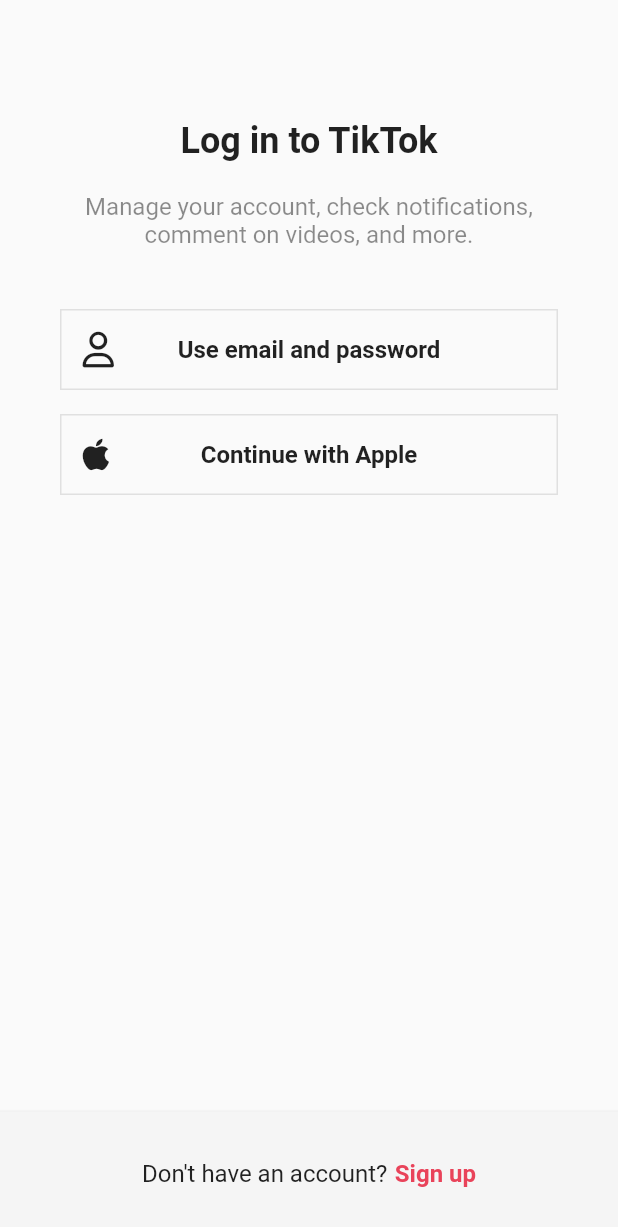
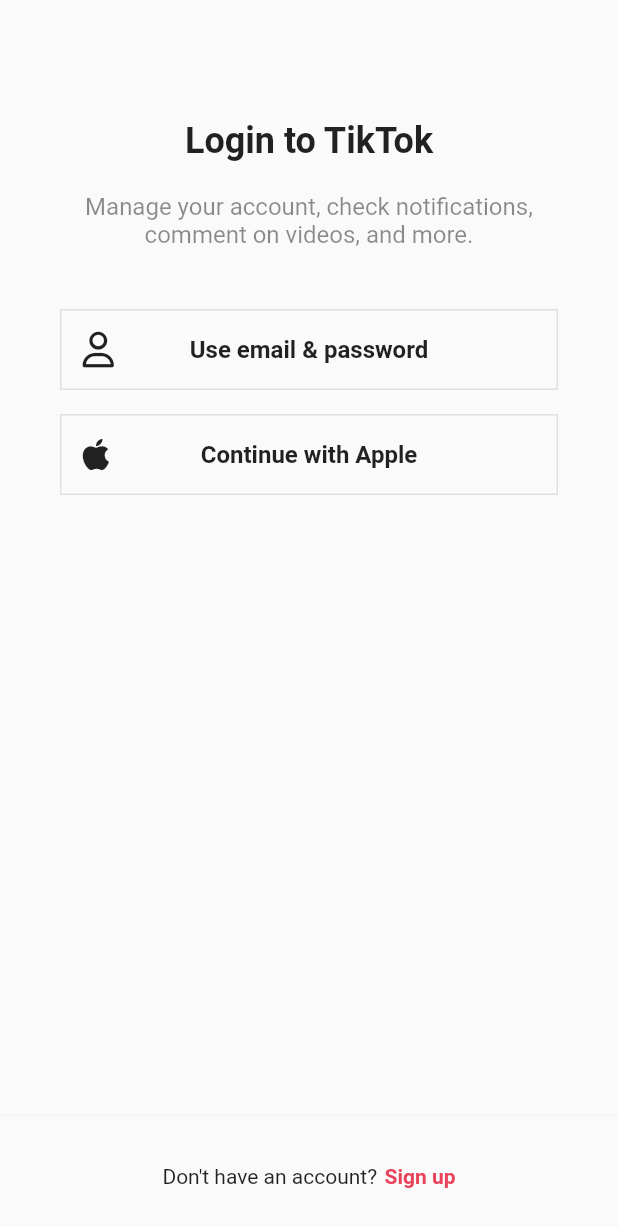
Before and after one commit to cheo419/tiktok, a Flutter app: the screen it shows after launch, after a tap on "Log in", on a phone screen of 412 x 824 dp. Shown: the top 1227 px of the screen. Run offline on Flutter 3.47's test engine with Material 2 defaults, Android fonts, the phone set to English and light mode, and no system bars; our stand-ins replace font_awesome_flutter.

```diff
--- a/lib/features/authentication/login_screen.dart
+++ b/lib/features/authentication/login_screen.dart
@@ -7,7 +7,7 @@ import 'package:tiktok/features/authentication/widgets/auth_button.dart';
 class LoginScreen extends StatelessWidget {
   const LoginScreen({super.key});
 
-  void onSignUpTap(BuildContext context) {
+  void _onSignUpTap(BuildContext context) {
     Navigator.of(context).pop();
   }
 
@@ -20,18 +20,18 @@ class LoginScreen extends StatelessWidget {
             horizontal: Sizes.size40,
           ),
           child: Column(
-            children: const [
+            children: [
               Gaps.v80,
-              Text(
-                "Log in to TikTok",
+              const Text(
+                'Login to TikTok',
                 style: TextStyle(
                   fontSize: Sizes.size24,
                   fontWeight: FontWeight.w700,
                 ),
               ),
               Gaps.v20,
-              Text(
-                "Manage your account, check notifications, comment on videos, and more.",
+              const Text(
+                'Manage your account, check notifications, comment on videos, and more.',
                 style: TextStyle(
                   fontSize: Sizes.size16,
                   color: Colors.black45,
@@ -40,19 +40,22 @@ class LoginScreen extends StatelessWidget {
               ),
               Gaps.v40,
               AuthButton(
-                icon: FaIcon(FontAwesomeIcons.user),
-                text: "Use email and password",
+                icon: const FaIcon(FontAwesomeIcons.user),
+                text: "Use email & password",
+                onTapMovePage: (context) {},
               ),
               Gaps.v16,
               AuthButton(
-                  icon: FaIcon(FontAwesomeIcons.apple),
-                  text: "Continue with Apple"),
+                icon: const FaIcon(FontAwesomeIcons.apple),
+                text: "Continue with Apple",
+                onTapMovePage: (context) {},
+              ),
             ],
           ),
         ),
       ),
       bottomNavigationBar: BottomAppBar(
-        color: Colors.grey.shade100,
+        color: Colors.grey.shade50,
         elevation: 2,
         child: Padding(
           padding: const EdgeInsets.symmetric(
@@ -61,19 +64,13 @@ class LoginScreen extends StatelessWidget {
           child: Row(
             mainAxisAlignment: MainAxisAlignment.center,
             children: [
-              const Text(
-                "Don't have an account?",
-                style: TextStyle(
-                  fontSize: Sizes.size16,
-                ),
-              ),
+              const Text("Don't have an account?"),
               Gaps.h5,
               GestureDetector(
-                onTap: () => onSignUpTap(context),
+                onTap: () => _onSignUpTap(context),
                 child: Text(
-                  "Sign up",
+                  'Sign up',
                   style: TextStyle(
-                    fontSize: Sizes.size16,
                     fontWeight: FontWeight.w600,
                     color: Theme.of(context).primaryColor,
                   ),
--- a/lib/features/authentication/sign_up_screen.dart
+++ b/lib/features/authentication/sign_up_screen.dart
@@ -2,16 +2,25 @@ import 'package:flutter/material.dart';
 import 'package:font_awesome_flutter/font_awesome_flutter.dart';
 import 'package:tiktok/constants/gaps.dart';
 import 'package:tiktok/constants/sizes.dart';
+import 'package:tiktok/features/authentication/email_screen.dart';
 import 'package:tiktok/features/authentication/login_screen.dart';
 import 'package:tiktok/features/authentication/widgets/auth_button.dart';
 
 class SignUpScreen extends StatelessWidget {
   const SignUpScreen({super.key});
 
-  void onLoginTap(BuildContext context) {
+  void _onLoginTap(BuildContext context) {
     Navigator.of(context).push(
       MaterialPageRoute(
         builder: (context) => const LoginScreen(),
+      ),
+    );
+  }
+
+  void _onEmailTap(BuildContext context) {
+    Navigator.of(context).push(
+      MaterialPageRoute(
+        builder: (context) => const EmailScreen(),
       ),
     );
   }
@@ -25,19 +34,18 @@ class SignUpScreen extends StatelessWidget {
             horizontal: Sizes.size40,
           ),
           child: Column(
-            mainAxisSize: MainAxisSize.min,
-            children: const [
+            children: [
               Gaps.v80,
-              Text(
-                "Sign up for TikTok",
+              const Text(
+                'Sign up for TikTok',
                 style: TextStyle(
                   fontSize: Sizes.size24,
                   fontWeight: FontWeight.w700,
                 ),
               ),
               Gaps.v20,
-              Text(
-                "Create a profile, follow other accounts, make your own videos, and more.",
+              const Text(
+                'Create a profile, follow other accounts, make your own videos, and more.',
                 style: TextStyle(
                   fontSize: Sizes.size16,
                   color: Colors.black45,
@@ -46,19 +54,22 @@ class SignUpScreen extends StatelessWidget {
               ),
               Gaps.v40,
               AuthButton(
-                icon: FaIcon(FontAwesomeIcons.user),
-                text: "Use email and password",
+                icon: const FaIcon(FontAwesomeIcons.user),
+                text: "Use email & password",
+                onTapMovePage: _onEmailTap,
               ),
               Gaps.v16,
               AuthButton(
-                  icon: FaIcon(FontAwesomeIcons.apple),
-                  text: "Continue with Apple"),
+                icon: const FaIcon(FontAwesomeIcons.apple),
+                text: "Continue with Apple",
+                onTapMovePage: (context) {},
+              ),
             ],
           ),
         ),
       ),
       bottomNavigationBar: BottomAppBar(
-        color: Colors.grey.shade100,
+        color: Colors.grey.shade50,
         elevation: 2,
         child: Padding(
           padding: const EdgeInsets.symmetric(
@@ -67,19 +78,13 @@ class SignUpScreen extends StatelessWidget {
           child: Row(
             mainAxisAlignment: MainAxisAlignment.center,
             children: [
-              const Text(
-                'Already have an account?',
-                style: TextStyle(
-                  fontSize: Sizes.size16,
-                ),
-              ),
+              const Text('Already have an account?'),
               Gaps.h5,
               GestureDetector(
-                onTap: () => onLoginTap(context),
+                onTap: () => _onLoginTap(context),
                 child: Text(
                   'Log in',
                   style: TextStyle(
-                    fontSize: Sizes.size16,
                     fontWeight: FontWeight.w600,
                     color: Theme.of(context).primaryColor,
                   ),
--- a/lib/features/authentication/widgets/auth_button.dart
+++ b/lib/features/authentication/widgets/auth_button.dart
@@ -5,19 +5,25 @@ import 'package:tiktok/constants/sizes.dart';
 class AuthButton extends StatelessWidget {
   final String text;
   final FaIcon icon;
+  final Function onTapMovePage;
 
   const AuthButton({
     super.key,
     required this.text,
     required this.icon,
+    required this.onTapMovePage,
   });
 
   @override
   Widget build(BuildContext context) {
-    return FractionallySizedBox(
+    return GestureDetector(
+      onTap: () => onTapMovePage(context),
+      child: FractionallySizedBox(
         widthFactor: 1,
         child: Container(
-        padding: const EdgeInsets.all(Sizes.size14),
+          padding: const EdgeInsets.all(
+            Sizes.size14,
+          ),
           decoration: BoxDecoration(
             border: Border.all(
               color: Colors.grey.shade300,
@@ -31,15 +37,16 @@ class AuthButton extends StatelessWidget {
                 alignment: Alignment.centerLeft,
                 child: icon,
               ),
-            Expanded(
-              child: Text(
+              Text(
                 text,
                 style: const TextStyle(
-                    fontSize: Sizes.size16, fontWeight: FontWeight.w600),
+                  fontSize: Sizes.size16,
+                  fontWeight: FontWeight.w600,
+                ),
                 textAlign: TextAlign.center,
               ),
+            ],
           ),
-          ],
         ),
       ),
     );
```
Also changed, not shown: lib/features/authentication/email_screen.dart (added, +14 -0 lines), lib/features/authentication/username_screen.dart (added). Lines whose indentation alone changed are shown as unchanged.
